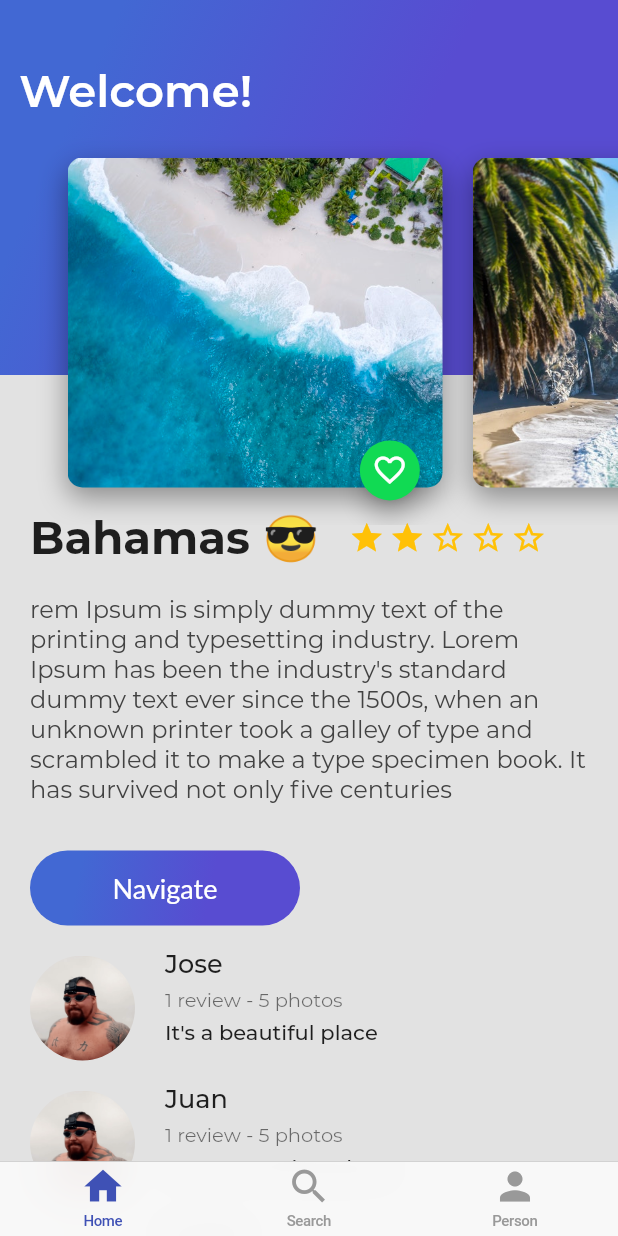
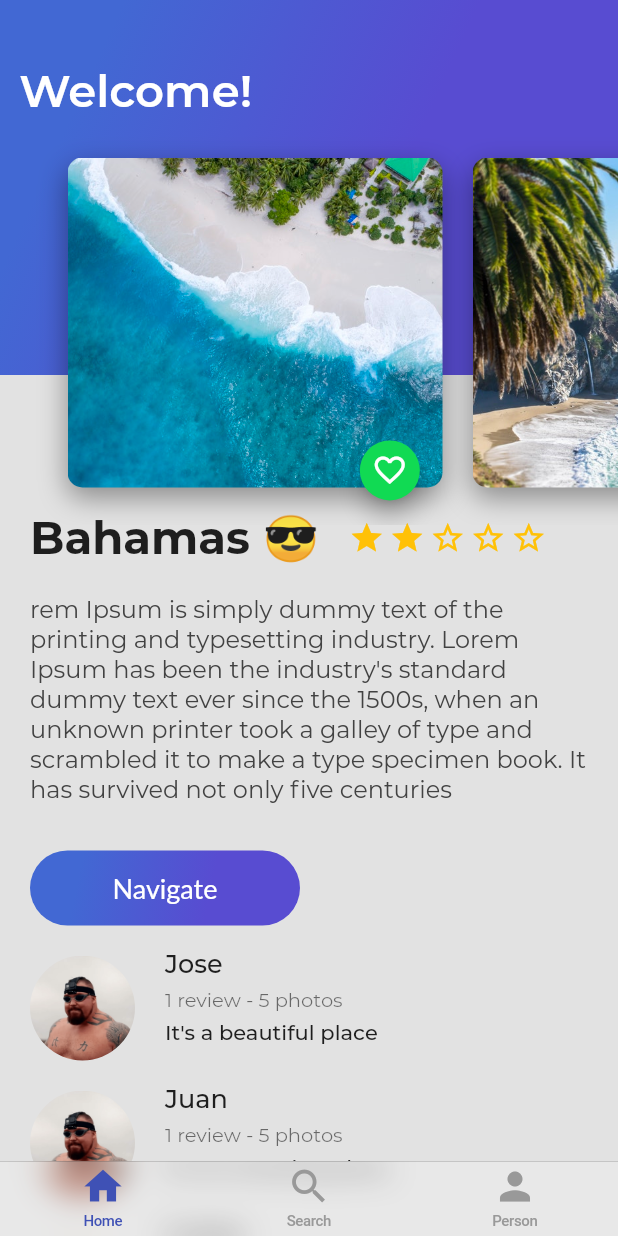
Before and after one commit to JoaquinSosa28/flutter-trips-test, a Flutter app: the screen it shows after launch, on a phone screen of 412 x 824 dp. Run offline on Flutter 3.47's test engine with Material 2 defaults, Android fonts, the phone set to English and light mode, and no system bars; Roboto replaces fonts that are missing (Lato).

Commit message:
Change tabBar color to transparent

```diff
--- a/lib/sosa_trips_cupertino.dart
+++ b/lib/sosa_trips_cupertino.dart
@@ -32,11 +32,14 @@ class _SosaTripsCupertino extends State<SosaTripsCupertino> {
   Widget build(BuildContext context) {
     return Scaffold(
         bottomNavigationBar: CupertinoTabScaffold(
-      tabBar: CupertinoTabBar(activeColor: Colors.indigo, items: [
-        BottomNavigationBarItem(icon: Icon(Icons.home), label: "Home"),
-        BottomNavigationBarItem(icon: Icon(Icons.search), label: "Search"),
-        BottomNavigationBarItem(icon: Icon(Icons.person), label: "Person"),
-      ]),
+      tabBar: CupertinoTabBar(
+          backgroundColor: Color(0x33FFFFFF),
+          activeColor: Colors.indigo,
+          items: [
+            BottomNavigationBarItem(icon: Icon(Icons.home), label: "Home"),
+            BottomNavigationBarItem(icon: Icon(Icons.search), label: "Search"),
+            BottomNavigationBarItem(icon: Icon(Icons.person), label: "Person"),
+          ]),
       tabBuilder: cupertinoTabBuilder,
     ));
   }
```
